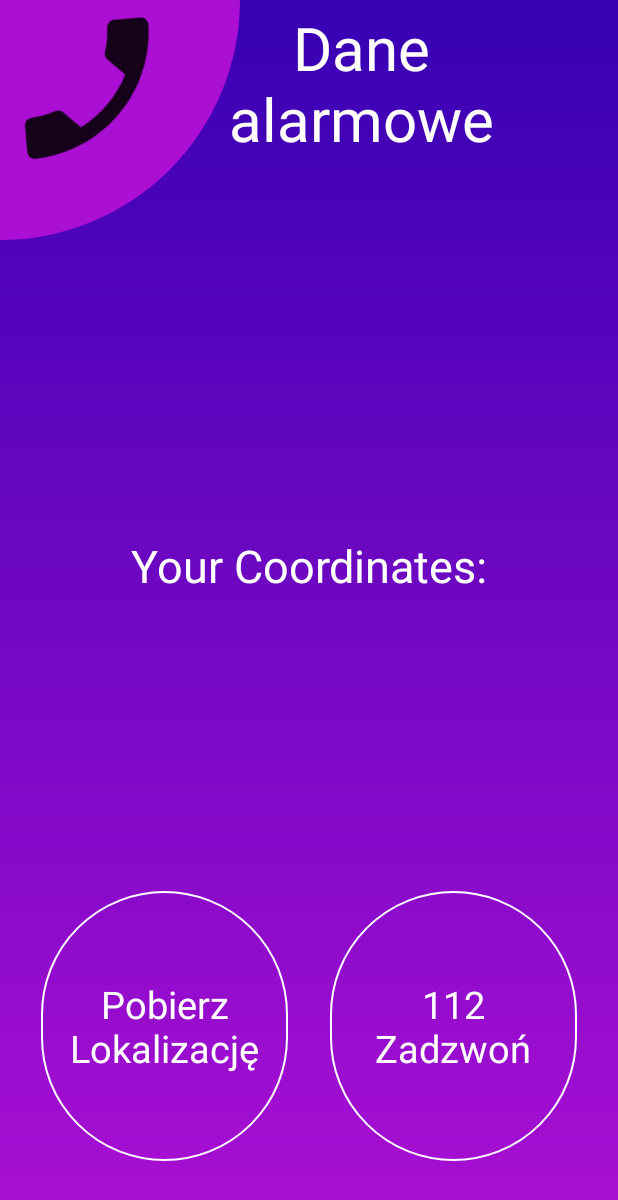
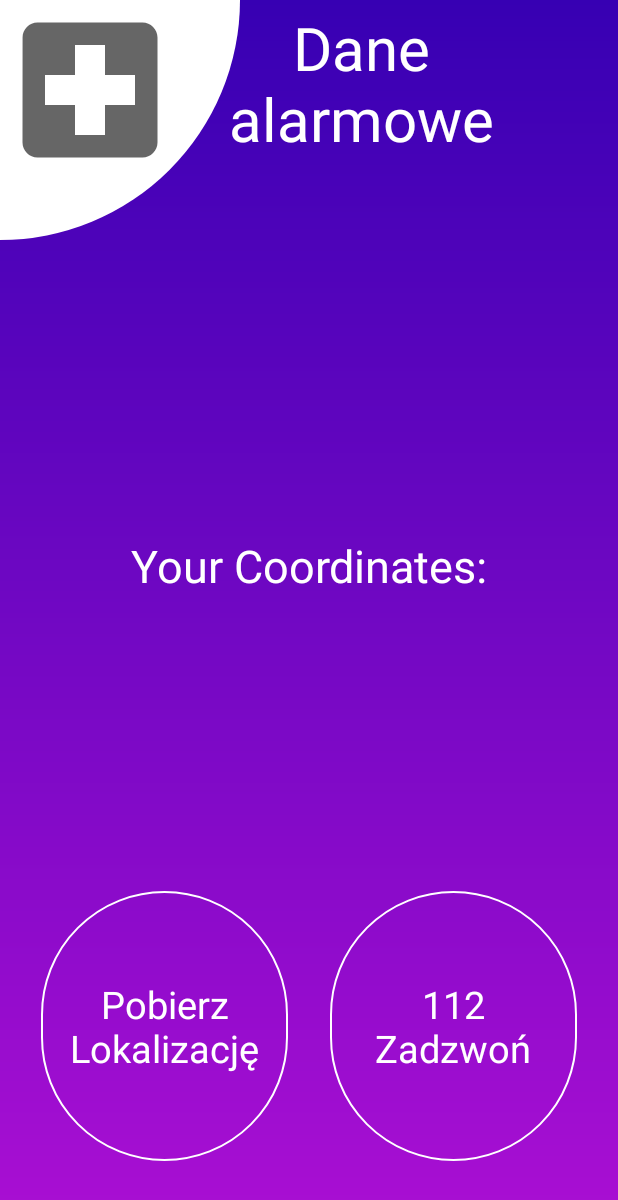
Before and after one commit to ThePow96/Bicycle.tracker, an Android app: the LastLocationActivity screen opened directly, with no data from a screen before it, on a phone screen of 412 x 824 dp. Shown: the top 1200 px of the screen. Run offline under Robolectric (Android 15) with nearby library versions, the light colour scheme and no system bars.

Commit message:
zmienione wyglady

```diff
--- /dev/null
+++ b/appka/app/src/main/res/drawable/ic_baseline_local_hospital_24.xml
@@ -0,0 +1,10 @@
+<vector xmlns:android="http://schemas.android.com/apk/res/android"
+    android:width="24dp"
+    android:height="24dp"
+    android:viewportWidth="24"
+    android:viewportHeight="24"
+    android:tint="?attr/colorControlNormal">
+  <path
+      android:fillColor="@android:color/white"
+      android:pathData="M19,3L5,3c-1.1,0 -1.99,0.9 -1.99,2L3,19c0,1.1 0.9,2 2,2h14c1.1,0 2,-0.9 2,-2L21,5c0,-1.1 -0.9,-2 -2,-2zM18,14h-4v4h-4v-4L6,14v-4h4L10,6h4v4h4v4z"/>
+</vector>
--- /dev/null
+++ b/appka/app/src/main/res/drawable/logo_backgroud_white.xml
@@ -0,0 +1,10 @@
+<?xml version="1.0" encoding="utf-8"?>
+<shape xmlns:android="http://schemas.android.com/apk/res/android">
+    <solid android:color="@color/white"/>
+    <size
+        android:height="160dp"
+        android:width="160dp"
+        />
+    <corners
+        android:bottomRightRadius="300dp" />
+</shape>
--- a/appka/app/src/main/res/layout/alarm_layout.xml
+++ b/appka/app/src/main/res/layout/alarm_layout.xml
@@ -12,7 +12,7 @@
         android:layout_width="wrap_content"
         android:layout_height="wrap_content"
         android:contentDescription="@string/logo"
-        android:src="@drawable/logo_backgroud_purple"
+        android:src="@drawable/logo_backgroud_white"
         app:layout_constraintStart_toStartOf="parent"
         app:layout_constraintTop_toTopOf="parent" />
 
@@ -22,8 +22,7 @@
         android:layout_height="120dp"
         android:background="@android:color/transparent"
         android:contentDescription="@string/logo"
-        android:rotation="130"
-        android:src="@drawable/ic_call_end_black_24dp"
+        android:src="@drawable/ic_baseline_local_hospital_24"
         app:layout_constraintHeight_percent="0.2"
         app:layout_constraintStart_toStartOf="parent"
         app:layout_constraintTop_toTopOf="parent"
--- a/appka/app/src/main/res/layout/special_places_layout.xml
+++ b/appka/app/src/main/res/layout/special_places_layout.xml
@@ -12,15 +12,14 @@
         android:layout_width="wrap_content"
         android:layout_height="wrap_content"
         android:contentDescription="@string/logo"
-        android:src="@drawable/logo_backgroud_purple"
+        android:src="@drawable/logo_backgroud_yellow"
         app:layout_constraintStart_toStartOf="parent"
         app:layout_constraintTop_toTopOf="parent" />
 
     <ImageView
         android:layout_width="120dp"
         android:layout_height="120dp"
-        android:src="@drawable/ic_call_end_black_24dp"
-        android:rotation="130"
+        android:src="@drawable/ic_baseline_map_24"
         android:background="@android:color/transparent"
         app:layout_constraintWidth_percent="0.3"
         app:layout_constraintHeight_percent="0.2"
--- a/appka/app/src/main/res/values/colors.xml
+++ b/appka/app/src/main/res/values/colors.xml
@@ -16,4 +16,5 @@
     <color name="dark_gray_btn">#403F42</color>
     <color name="litleGrey_btn">#B3ADB6</color>
     <color name="background_dark_grey">#2a2a2a</color>
+    <color name="orange">#FFC107</color>
 </resources>
--- a/appka/app/src/main/res/values/dimens.xml
+++ b/appka/app/src/main/res/values/dimens.xml
@@ -9,6 +9,12 @@
     <dimen name="section_margin">15dp</dimen>
     //rozmiar
     <dimen name="title_size">40dp</dimen>
+    <dimen name="description_size">25dp</dimen>
+    <dimen name="cord_size">20dp</dimen>
+    <dimen name="button_width">240dp</dimen>
+    <dimen name="button_height">90dp</dimen>
+    <dimen name="logo_width">250dp</dimen>
+    <dimen name="logo_height">250dp</dimen>
 
 
 </resources>
```
Also changed, not shown: appka/app/src/main/res/drawable/ic_baseline_create_24.xml (added, +10 -0 lines), appka/app/src/main/res/drawable/ic_baseline_map_24.xml (added, +10 -0 lines), appka/app/src/main/res/drawable/logo_backgroud_orange.xml (added, +10 -0 lines), appka/app/src/main/res/layout/create_journey_layout.xml (+4 -4 lines), appka/app/src/main/res/layout/menu_layout.xml (+37 -33 lines), appka/app/src/main/res/layout/place_details_layout.xml (+10 -4 lines), appka/app/src/main/res/values/strings.xml (+1 -22 lines), appka/app/src/main/res/values/styles.xml (+10 -0 lines).
